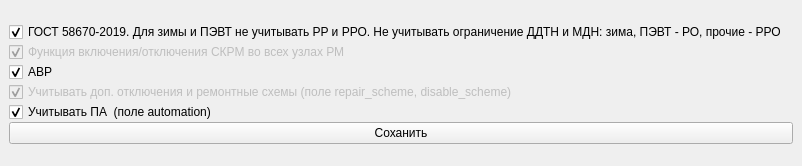
Qt form qt_calc_ur_set.ui (wia86/rastr_add) before a commit.
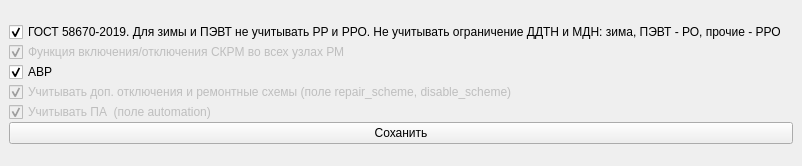
The same form after that commit.

The edit to the form file:
```diff
--- a/qt_calc_ur_set.ui
+++ b/qt_calc_ur_set.ui
@@ -68,6 +68,9 @@
       </item>
       <item>
        <widget class="QCheckBox" name="cb_pa">
+        <property name="enabled">
+         <bool>false</bool>
+        </property>
         <property name="text">
          <string>Учитывать ПА  (поле automation)</string>
         </property>
```
